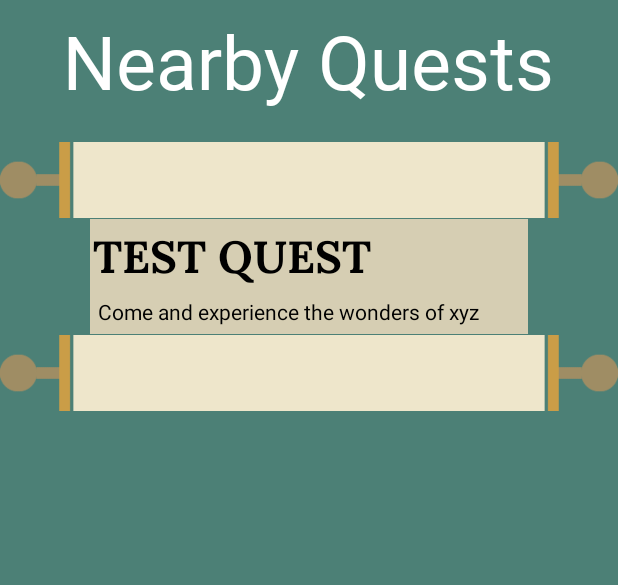
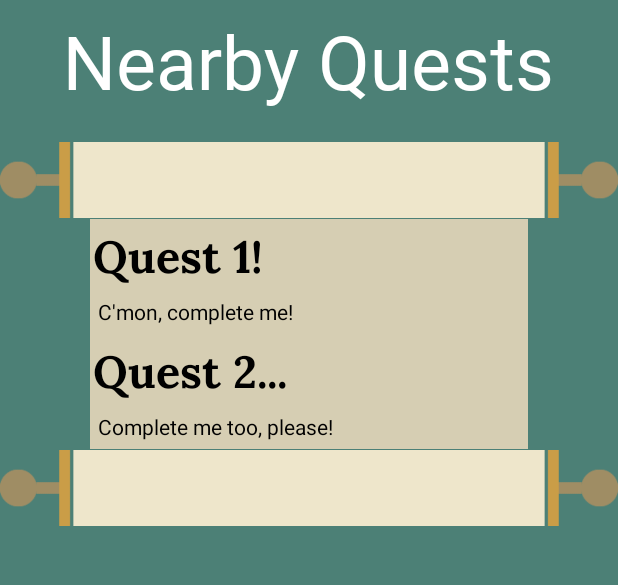
Before and after one commit to TattieMasher/HistoryHike, an Android app: the screen it shows after launch (MapsActivity), after a tap on "My Museum", on a phone screen of 412 x 824 dp, the part 121-706 px from its top. Run offline under Robolectric (Android 15) with nearby library versions, the light colour scheme and no system bars.

Commit message:
Abstracted the quest items into a separate xml and added and id to all relevant elements, then added some test code to activity_main (which will soon be removed and implemented dynamically).

```diff
--- a/app/src/main/java/com/example/historyhike/view/MapsActivity.java
+++ b/app/src/main/java/com/example/historyhike/view/MapsActivity.java
@@ -4,8 +4,10 @@ import android.Manifest;
 import android.content.pm.PackageManager;
 import android.location.Location;
 import android.os.Bundle;
+import android.view.LayoutInflater;
 import android.view.View;
 import android.widget.LinearLayout;
+import android.widget.TextView;
 import android.widget.Toast;
 import androidx.annotation.NonNull;
 import androidx.core.app.ActivityCompat;
@@ -55,6 +57,8 @@ public class MapsActivity extends FragmentActivity implements OnMapReadyCallback
         path1.add(obj1);
         path1.add(obj2);
         Quest quest1 = new Quest();
+        quest1.setTitle("Quest 1!");
+        quest1.setDescription("C'mon, complete me!");
         quest1.setQuestPath(path1);
 
         // test quest2, with objectives
@@ -64,6 +68,8 @@ public class MapsActivity extends FragmentActivity implements OnMapReadyCallback
         path2.add(obj3);
         path2.add(obj4);
         Quest quest2 = new Quest();
+        quest2.setTitle("Quest 2...");
+        quest2.setDescription("Complete me too, please!");
         quest2.setQuestPath(path2);
 
         museum = new Museum(); // Assuming Museum constructor doesn't take parameters
@@ -71,6 +77,25 @@ public class MapsActivity extends FragmentActivity implements OnMapReadyCallback
         allAvailableQuests.add(quest1); // Adding both test quests
         allAvailableQuests.add(quest2); // Adding both test quests
         questController = new QuestController(allAvailableQuests, museum);
+
+        // Assuming 'questContainer' is the LinearLayout in your current XML where quests will be added
+        LinearLayout questContainer = findViewById(R.id.quest_container);
+
+        // Iterate over test quests
+        for (Quest quest : allAvailableQuests) {
+            // Inflate the quest item layout
+            View questItem = LayoutInflater.from(this).inflate(R.layout.quest_item, questContainer, false);
+
+            // Set the title and description
+            TextView title = questItem.findViewById(R.id.quest_title);
+            TextView description = questItem.findViewById(R.id.quest_description);
+            title.setText(quest.getTitle());
+            description.setText(quest.getDescription());
+
+            // Add the inflated view to the quest container
+            questContainer.addView(questItem);
+        }
+
 
         // Find the map asynchronously
         SupportMapFragment mapFragment = (SupportMapFragment) getSupportFragmentManager().findFragmentById(R.id.map);
--- a/app/src/main/res/layout/activity_maps.xml
+++ b/app/src/main/res/layout/activity_maps.xml
@@ -64,40 +64,15 @@
             android:src="@drawable/scroll_end"></ImageView>
         <!-- Quest container !-->
         <LinearLayout
+            android:id="@+id/quest_container"
             android:layout_width="match_parent"
             android:layout_height="wrap_content"
-            android:background="#d6ceb3"
+            android:background="@color/scroll_background"
             android:layout_marginTop="-20dp"
             android:layout_marginBottom="-20dp"
             android:layout_marginLeft="60dp"
             android:layout_marginRight="60dp"
             android:orientation="vertical">
-
-            <LinearLayout
-                android:layout_width="match_parent"
-                android:layout_height="match_parent"
-                android:orientation="vertical">
-
-                <!-- Quest title !-->
-                <LinearLayout
-                    android:layout_width="wrap_content"
-                    android:layout_height="wrap_content">
-                    <TextView
-                        android:layout_width="match_parent"
-                        android:layout_height="match_parent"
-                        android:fontFamily="@font/lora_bold"
-                        android:text="TEST QUEST"
-                        android:textSize="30dp"
-                        android:textColor="@color/black"
-                        android:padding="2dp"></TextView>
-                </LinearLayout>
-                <TextView
-                    android:layout_width="wrap_content"
-                    android:layout_height="wrap_content"
-                    android:text="Come and experience the wonders of xyz"
-                    android:textColor="@color/black"
-                    android:padding="5dp"></TextView>
-            </LinearLayout>
         </LinearLayout>
         <ImageView
             android:layout_width="wrap_content"
--- /dev/null
+++ b/app/src/main/res/layout/quest_item.xml
@@ -0,0 +1,28 @@
+<LinearLayout xmlns:android="http://schemas.android.com/apk/res/android"
+android:layout_width="match_parent"
+android:layout_height="match_parent"
+android:orientation="vertical">
+
+<!-- Quest title !-->
+<LinearLayout
+    android:layout_width="wrap_content"
+    android:layout_height="wrap_content">
+    <TextView
+        android:id="@+id/quest_title"
+        android:layout_width="match_parent"
+        android:layout_height="match_parent"
+        android:fontFamily="@font/lora_bold"
+        android:text="TEST QUEST"
+        android:textSize="30sp"
+        android:textColor="@color/black"
+        android:padding="2dp"></TextView>
+</LinearLayout>
+<TextView
+    android:id="@+id/quest_description"
+    android:layout_width="wrap_content"
+    android:layout_height="wrap_content"
+    android:text="Come and experience the wonders of xyz"
+    android:textSize="14sp"
+    android:textColor="@color/black"
+    android:padding="5dp"></TextView>
+</LinearLayout>
--- a/app/src/main/res/values/colors.xml
+++ b/app/src/main/res/values/colors.xml
@@ -3,4 +3,5 @@
     <color name="black">#FF000000</color>
     <color name="white">#FFFFFFFF</color>
     <color name="main_blue">#4C8076</color>
+    <color name="scroll_background">#d6ceb3</color>
 </resources>
```
